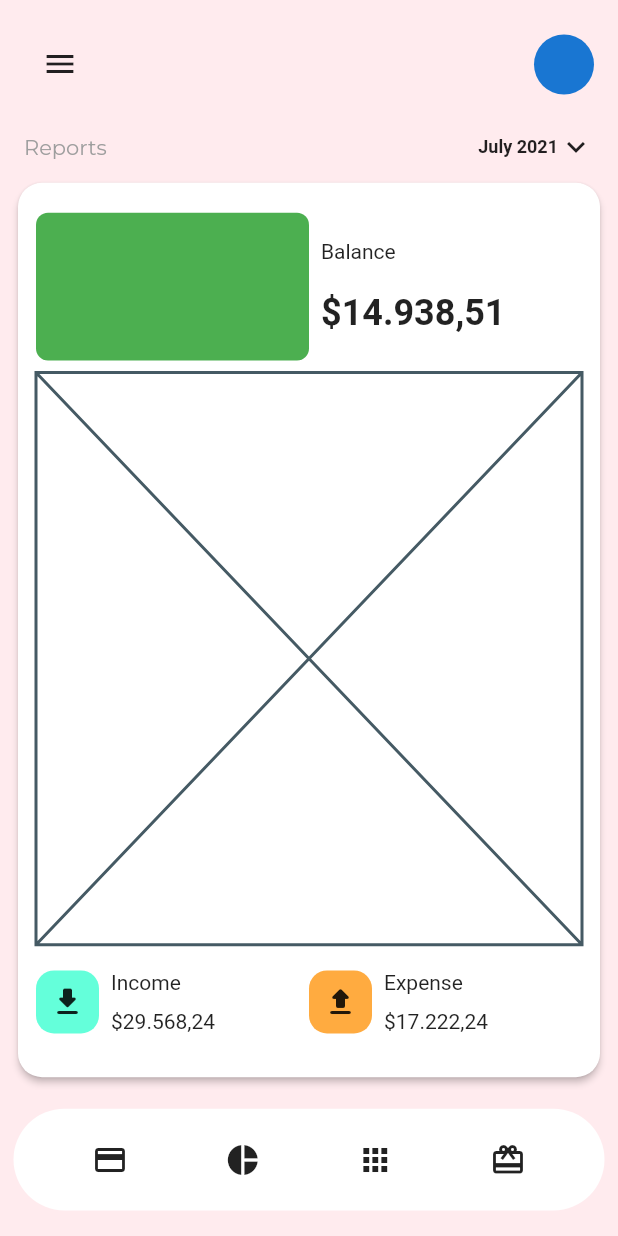
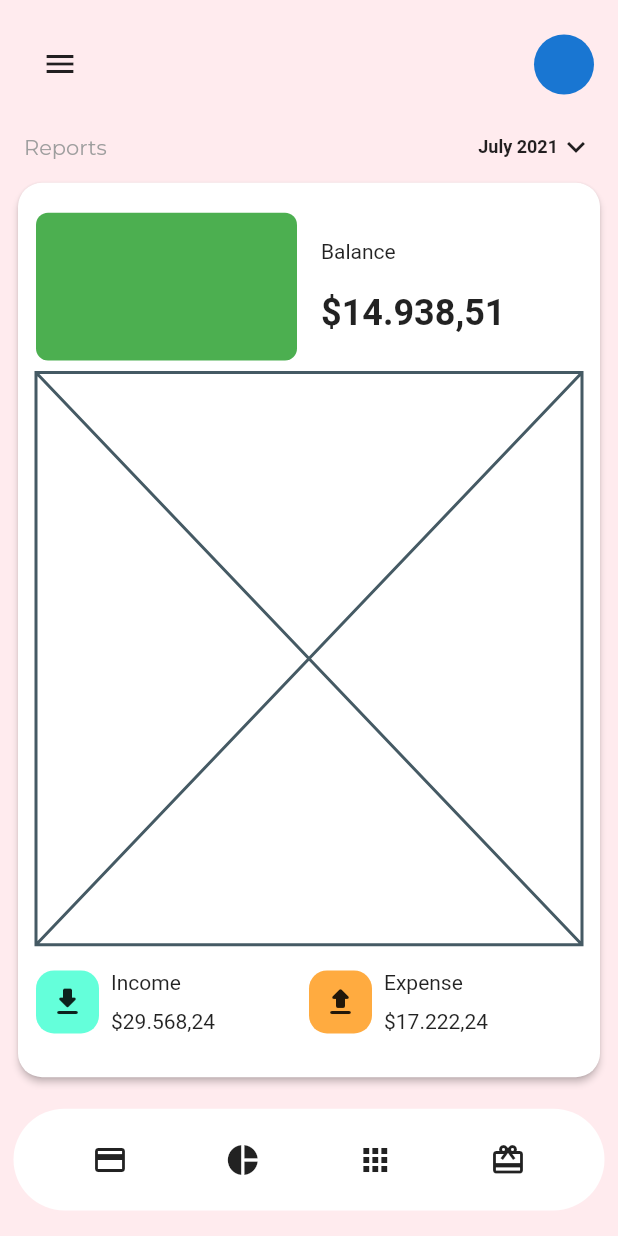
Before and after one commit to JAICHANGPARK/flutter_notebook_11th_story, a Flutter app: the screen it shows after launch, on a phone screen of 412 x 824 dp. Run offline on Flutter 3.47's test engine with Material 2 defaults, Android fonts, the phone set to English and light mode, and no system bars; our stand-ins replace backdrop, badges, flutter_inner_drawer, flutter_slidable, flutter_swiper, google_fonts.

Commit message:
Update bank_balance_page.dart

```diff
--- a/lib/ep749_bank_app/ui/bank_balance_page.dart
+++ b/lib/ep749_bank_app/ui/bank_balance_page.dart
@@ -73,7 +73,7 @@ class _BankBalancePageState extends State<BankBalancePage> {
                                   child: Row(
                                     children: [
                                       Expanded(child: Container(
-                                        margin: EdgeInsets.symmetric(vertical: 8),
+                                        margin: EdgeInsets.only(top: 8, bottom: 8, right: 8),
                                         decoration: BoxDecoration(
                                           color: Colors.green,
                                           borderRadius: BorderRadius.circular(8)
```
